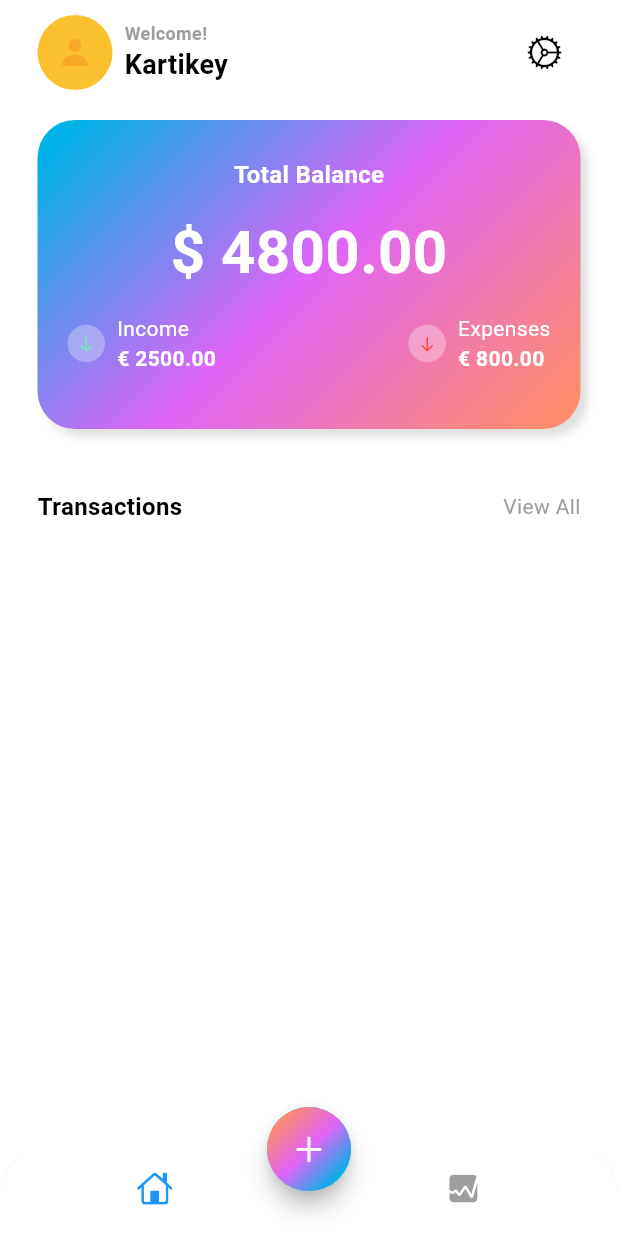
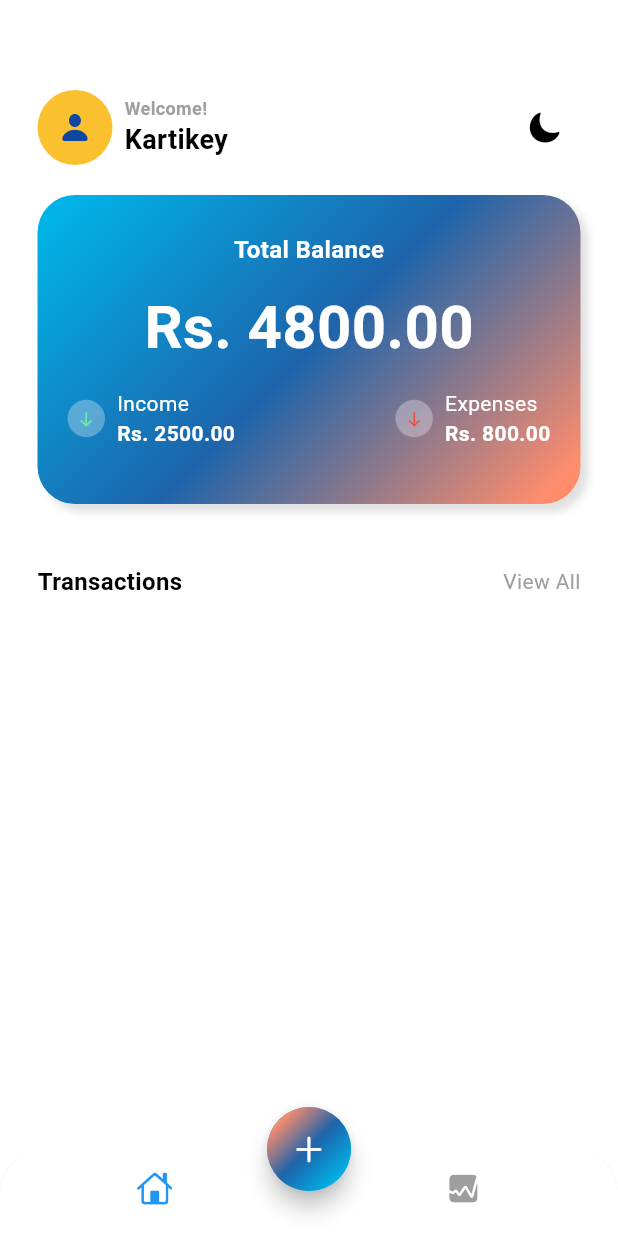
Before and after one commit to Kartikey2011yadav/expenses_tracker, a Flutter app: the screen it shows after launch, on a phone screen of 412 x 824 dp. Run offline on Flutter 3.47's test engine with Material 3 defaults, Android fonts, the phone set to English and light mode, and no system bars; our stand-ins replace bloc, cloud_firestore, equatable, firebase_core, fl_chart, flutter_bloc and 2 more; accounts and stored records are empty; statements that could not run were skipped.

Commit message:
theme bloc

```diff
--- a/lib/app.dart
+++ b/lib/app.dart
@@ -1,4 +1,8 @@
+import 'package:expense_repository/expense_repository.dart';
+import 'package:expenses_tracker/screens/home/blocs/get_expenses_bloc/get_expenses_bloc.dart';
+import 'package:expenses_tracker/theme/theme_bloc.dart';
 import 'package:flutter/material.dart';
+import 'package:flutter_bloc/flutter_bloc.dart';
 import 'app_view.dart';
 
 class MyApp extends StatelessWidget {
@@ -6,6 +10,14 @@ class MyApp extends StatelessWidget {
 
   @override
   Widget build(BuildContext context) {
-    return const MyAppView();
+    return MultiBlocProvider(
+      providers: [
+        BlocProvider(
+            create: (context) => GetExpensesBloc(FirebaseExpenseRepo())..add(GetExpenses())),
+        BlocProvider(create: (context) => ThemeBloc(ThemeState.lightTheme))
+      ],
+      child: const MyAppView(),
+
+    );
   }
 }
--- a/lib/app_view.dart
+++ b/lib/app_view.dart
@@ -1,5 +1,4 @@
-import 'package:expense_repository/expense_repository.dart';
-import 'package:expenses_tracker/screens/home/blocs/get_expenses_bloc/get_expenses_bloc.dart';
+import 'package:expenses_tracker/theme/theme_bloc.dart';
 import 'package:flutter/material.dart';
 import 'package:flutter_bloc/flutter_bloc.dart';
 import 'screens/home/views/home_screen.dart';
@@ -9,16 +8,16 @@ class MyAppView extends StatelessWidget {
 
   @override
   Widget build(BuildContext context) {
-    return MaterialApp(
-      debugShowCheckedModeBanner: false,
-      title: "Expense Tracker",
-      theme: ThemeData(colorScheme: ColorScheme.light(background: Colors.grey.shade100, onBackground: Colors.black, primary: const Color(0xFF00B2E7), secondary: const Color(0xFFE064F7), tertiary: const Color(0xFFFF8D6C), outline: Colors.grey)),
-      home: BlocProvider(
-        create: (context) => GetExpensesBloc(
-          FirebaseExpenseRepo()
-        )..add(GetExpenses()),
-        child: const HomeScreen(),
-      ),
+    const themeBloc = BlocProvider.of<ThemeBloc>;
+    return BlocBuilder<ThemeBloc, ThemeState>(
+      builder: (context, state) {
+        return MaterialApp(
+          debugShowCheckedModeBanner: false,
+          title: "Expense Tracker",
+          theme: state.themeData,
+          home: const HomeScreen(),
+        );
+      },
     );
   }
 }
--- a/lib/main.dart
+++ b/lib/main.dart
@@ -12,6 +12,6 @@ void main() async {
   await Firebase.initializeApp(
     options: const FirebaseOptions(apiKey: API_KEY, appId: APP_ID, messagingSenderId: MS_ID, projectId: "expenses-tracker-main")
   );
-  Bloc.observer = SimpleBlocObserver();
+  // Bloc.observer = SimpleBlocObserver();
   runApp(const MyApp());
 }
--- a/lib/screens/add_expense/views/add_expense.dart
+++ b/lib/screens/add_expense/views/add_expense.dart
@@ -77,7 +77,7 @@ class _AddExpenseState extends State<AddExpense> {
                               filled: true,
                               fillColor: Colors.white,
                               prefixIcon: const Icon(
-                                FontAwesomeIcons.dollarSign,
+                                FontAwesomeIcons.rupeeSign,
                                 size: 16,
                                 color: Colors.grey,
                               ),
--- a/lib/screens/home/views/home_screen.dart
+++ b/lib/screens/home/views/home_screen.dart
@@ -10,6 +10,7 @@ import 'package:flutter/cupertino.dart';
 import 'package:flutter/material.dart';
 import 'package:flutter_bloc/flutter_bloc.dart';
 
+import '../../../theme/theme_bloc.dart';
 import '../../add_expense/blocs/create_expense_bloc/create_expense_bloc.dart';
 import '../../stats/stats.dart';
 
@@ -24,6 +25,7 @@ class _HomeScreenState extends State<HomeScreen> {
   int index = 0;
   late Color selectedItem = Colors.blue;
   Color unselectedItem = Colors.grey;
+
 
   @override
   Widget build(BuildContext context) {
--- a/lib/screens/home/views/main_screen.dart
+++ b/lib/screens/home/views/main_screen.dart
@@ -4,9 +4,11 @@ import 'dart:math';
 import 'package:expense_repository/expense_repository.dart';
 import 'package:flutter/cupertino.dart';
 import 'package:flutter/material.dart';
+import 'package:flutter_bloc/flutter_bloc.dart';
 import 'package:intl/intl.dart';
 
 import '../../../data/data.dart';
+import '../../../theme/theme_bloc.dart';
 
 class MainScreen extends StatelessWidget {
   final List<Expense> expenses;
@@ -14,7 +16,9 @@ class MainScreen extends StatelessWidget {
 
   @override
   Widget build(BuildContext context) {
-    return SafeArea(
+    const themeBloc = BlocProvider.of<ThemeBloc>;
+    return Container(
+      margin: const EdgeInsets.only(top: 50),
       child: Padding(
         padding: const EdgeInsets.symmetric(horizontal: 25.0, vertical: 10),
         child: Column(
@@ -37,7 +41,7 @@ class MainScreen extends StatelessWidget {
                         ),
                         Icon(
                           CupertinoIcons.person_fill,
-                          color: Colors.yellow[800],
+                          color: Colors.blue[900],
                         )
                       ],
                     ),
@@ -65,7 +69,10 @@ class MainScreen extends StatelessWidget {
                     ),
                   ],
                 ),
-                IconButton(onPressed: () {}, icon: const Icon(CupertinoIcons.settings))
+                IconButton(
+                    // onPressed: () => themeBloc.add(ThemeEvent.toggleDark),
+                    onPressed: () => {},
+                    icon: const Icon(CupertinoIcons.moon_fill))
               ],
             ),
             const SizedBox(height: 20,),
@@ -103,7 +110,7 @@ class MainScreen extends StatelessWidget {
                   ),
                   const SizedBox(height: 12),
                   const Text(
-                    '\$ 4800.00',
+                    'Rs. 4800.00',
                     style: TextStyle(
                       fontSize: 40,
                       color: Colors.white,
@@ -145,7 +152,7 @@ class MainScreen extends StatelessWidget {
                                   ),
                                 ),
                                 Text(
-                                  '€ 2500.00',
+                                  'Rs. 2500.00',
                                   style: TextStyle(
                                     fontSize: 14,
                                     color: Colors.white,
@@ -186,7 +193,7 @@ class MainScreen extends StatelessWidget {
                                   ),
                                 ),
                                 Text(
-                                  '€ 800.00',
+                                  'Rs. 800.00',
                                   style: TextStyle(
                                     fontSize: 14,
                                     color: Colors.white,
@@ -282,7 +289,7 @@ class MainScreen extends StatelessWidget {
                               crossAxisAlignment: CrossAxisAlignment.end,
                               children: [
                                 Text(
-                                  "\$${expenses[i].amount}.00",
+                                  "Rs.${expenses[i].amount}.00",
                                   style: TextStyle(
                                     fontSize: 14,
                                     color: Theme.of(context).colorScheme.onBackground,
--- /dev/null
+++ b/lib/theme/theme_event.dart
@@ -0,0 +1,3 @@
+part of 'theme_bloc.dart';
+
+enum ThemeEvent {toggleDark, toggleLight}
--- /dev/null
+++ b/lib/theme/theme_state.dart
@@ -0,0 +1,17 @@
+part of 'theme_bloc.dart';
+
+
+class ThemeState {
+  final ThemeData themeData;
+
+  ThemeState(this.themeData);
+
+  static ThemeState get lightTheme =>
+      ThemeState(ThemeData(colorScheme: ColorScheme.light(background: Colors.grey.shade100, onBackground: Colors.black, primary: const Color(0xFF00B2E7), secondary: const Color(
+          0xFF1D64AB), tertiary: const Color(0xFFFF8D6C), outline: Colors.grey))
+      );
+
+  static ThemeState get darkTheme =>
+      ThemeState(ThemeData(colorScheme: ColorScheme.dark(background: Colors.black, onBackground: Colors.black, primary: const Color(0xFF00B2E7), secondary: const Color(
+          0xFF1D64AB), tertiary: const Color(0xFFFF8D6C), outline: Colors.grey)));
+}
```
Also changed, not shown: lib/theme/theme_bloc.dart (added, +20 -0 lines).
